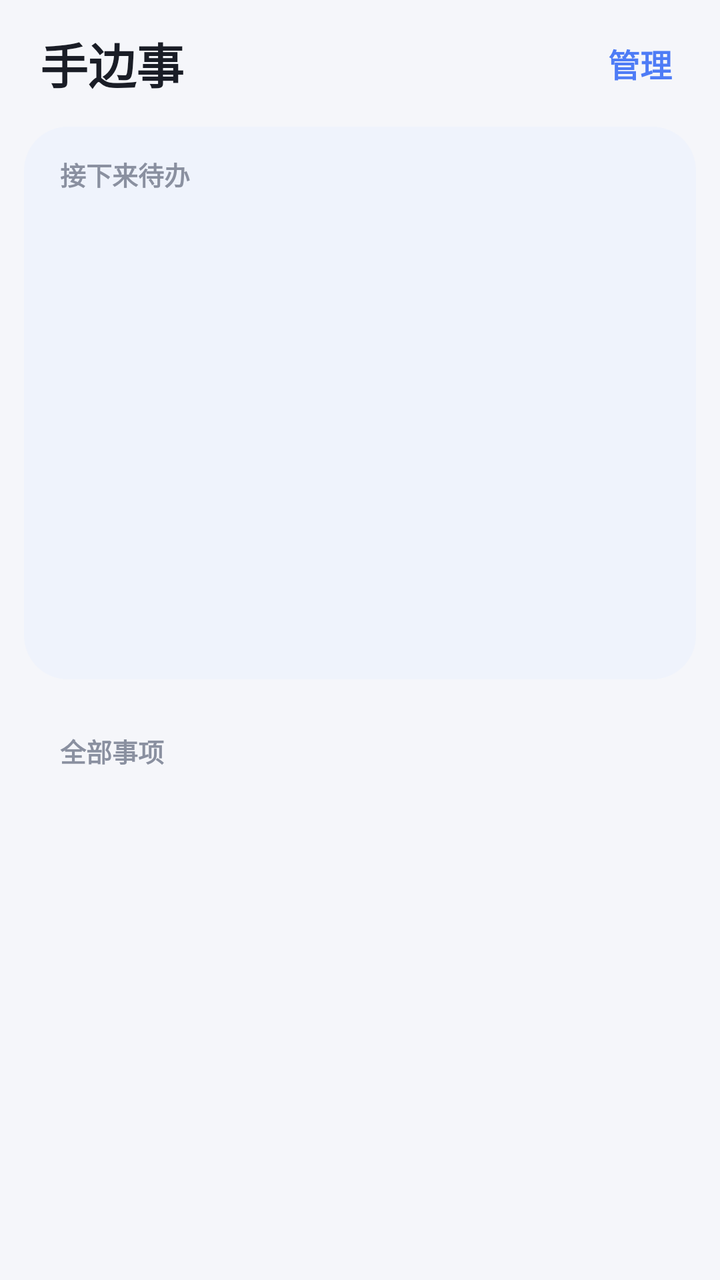
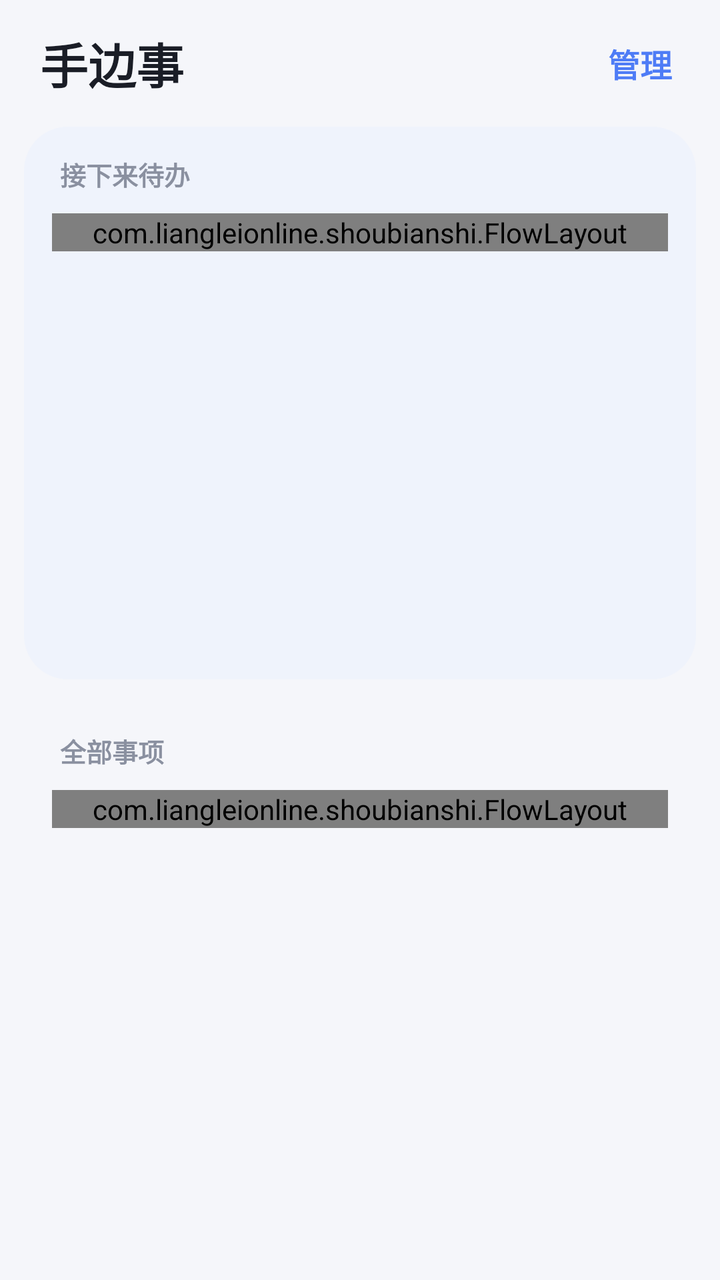

The first picture is an Android layout as it rendered before a commit; the second is the same layout after the commit. The layout source and the unified diff follow.
<!-- AndroidManifest.xml: application theme Theme.Shoubianshi -->
<!-- res/layout/activity_main.xml -->
<?xml version="1.0" encoding="utf-8"?>
<LinearLayout xmlns:android="http://schemas.android.com/apk/res/android"
    xmlns:app="http://schemas.android.com/apk/res-auto"
    android:layout_width="match_parent"
    android:layout_height="match_parent"
    android:background="@color/bg_page"
    android:fitsSystemWindows="true"
    android:orientation="vertical">

    
    <LinearLayout
        android:layout_width="match_parent"
        android:layout_height="wrap_content"
        android:gravity="center_vertical"
        android:orientation="horizontal"
        android:paddingStart="20dp"
        android:paddingEnd="12dp"
        android:paddingTop="8dp"
        android:paddingBottom="8dp">

        <TextView
            android:layout_width="0dp"
            android:layout_height="wrap_content"
            android:layout_weight="1"
            android:text="@string/app_name"
            android:textColor="@color/text_primary"
            android:textSize="24sp"
            android:textStyle="bold" />

        <TextView
            android:id="@+id/btnManage"
            android:layout_width="wrap_content"
            android:layout_height="wrap_content"
            android:background="?attr/selectableItemBackgroundBorderless"
            android:padding="12dp"
            android:text="@string/action_manage"
            android:textColor="@color/primary"
            android:textSize="16sp"
            android:textStyle="bold" />
    </LinearLayout>

    
    <LinearLayout
        android:id="@+id/zoneNow"
        android:layout_width="match_parent"
        android:layout_height="0dp"
        android:layout_weight="1"
        android:background="@drawable/bg_zone_now"
        android:orientation="vertical"
        android:padding="14dp"
        android:layout_marginStart="12dp"
        android:layout_marginEnd="12dp"
        android:layout_marginBottom="6dp">

        <TextView
            android:layout_width="wrap_content"
            android:layout_height="wrap_content"
            android:paddingStart="4dp"
            android:paddingBottom="8dp"
            android:text="@string/zone_now_title"
            android:textColor="@color/text_secondary"
            android:textSize="13sp"
            android:textStyle="bold" />

        <androidx.recyclerview.widget.RecyclerView
            android:id="@+id/nowRv"
            android:layout_width="match_parent"
            android:layout_height="0dp"
            android:layout_weight="1"
            android:clipToPadding="false"
            android:overScrollMode="never"
            android:paddingBottom="8dp"
            android:scrollbars="none" />

        <TextView
            android:id="@+id/nowEmpty"
            android:layout_width="match_parent"
            android:layout_height="0dp"
            android:layout_weight="1"
            android:gravity="center"
            android:text="@string/zone_now_empty"
            android:textColor="@color/text_tertiary"
            android:textSize="14sp"
            android:visibility="gone" />
    </LinearLayout>

    
    <LinearLayout
        android:id="@+id/zonePool"
        android:layout_width="match_parent"
        android:layout_height="0dp"
        android:layout_weight="1"
        android:layout_marginStart="12dp"
        android:layout_marginEnd="12dp"
        android:layout_marginTop="6dp"
        android:layout_marginBottom="12dp"
        android:background="@color/bg_page"
        android:orientation="vertical"
        android:padding="14dp">

        <TextView
            android:layout_width="wrap_content"
            android:layout_height="wrap_content"
            android:paddingStart="4dp"
            android:paddingBottom="8dp"
            android:text="@string/zone_pool_title"
            android:textColor="@color/text_secondary"
            android:textSize="13sp"
            android:textStyle="bold" />

        <androidx.recyclerview.widget.RecyclerView
            android:id="@+id/poolRv"
            android:layout_width="match_parent"
            android:layout_height="0dp"
            android:layout_weight="1"
            android:clipToPadding="false"
            android:overScrollMode="never"
            android:paddingBottom="8dp"
            android:scrollbars="none" />

        <TextView
            android:id="@+id/poolEmpty"
            android:layout_width="match_parent"
            android:layout_height="0dp"
            android:layout_weight="1"
            android:gravity="center"
            android:text="@string/zone_pool_empty"
            android:textColor="@color/text_tertiary"
            android:textSize="14sp"
            android:visibility="gone" />
    </LinearLayout>

</LinearLayout>
<!-- resources referenced by this layout -->
<resources>
  <color name="bg_page">#F5F6FA</color>
  <color name="primary">#4E7CF6</color>
  <color name="text_primary">#1A1D26</color>
  <color name="text_secondary">#8A90A0</color>
  <color name="text_tertiary">#B6BBC8</color>
  <!-- drawable bg_zone_now (drawable) -->
  <?xml version="1.0" encoding="utf-8"?>
  <shape xmlns:android="http://schemas.android.com/apk/res/android"
      android:shape="rectangle">
      <solid android:color="@color/bg_now_zone" />
      <corners android:radius="22dp" />
  </shape>
  <string name="action_manage">管理</string>
  <string name="app_name">手边事</string>
  <string name="zone_now_empty">还没有安排，把下面的事项拖上来吧</string>
  <string name="zone_now_title">接下来待办</string>
  <string name="zone_pool_empty">事项库是空的，去添加一些事项</string>
  <string name="zone_pool_title">全部事项</string>
  <style name="Theme.Shoubianshi" parent="Theme.Material3.Light.NoActionBar">
          <item name="colorPrimary">@color/primary</item>
          <item name="colorOnPrimary">@color/on_primary</item>
          <item name="colorSecondary">@color/primary</item>
          <item name="colorSurface">@color/bg_page</item>
          <item name="android:colorBackground">@color/bg_page</item>
          <item name="android:statusBarColor">@color/bg_page</item>
          <item name="android:windowLightStatusBar">true</item>
          <item name="android:navigationBarColor">@color/bg_page</item>
          <item name="android:windowLightNavigationBar" tools:targetApi="o_mr1">true</item>
          <item name="colorControlActivated">@color/primary</item>
      </style>
  <color name="bg_now_zone">#EFF3FC</color>
  <color name="on_primary">#FFFFFF</color>
</resources>

<!-- the commit's change to res/layout/activity_main.xml (unified diff, before → after) -->
@@ -1,133 +1,147 @@
 <?xml version="1.0" encoding="utf-8"?>
-<LinearLayout xmlns:android="http://schemas.android.com/apk/res/android"
+<FrameLayout xmlns:android="http://schemas.android.com/apk/res/android"
     xmlns:app="http://schemas.android.com/apk/res-auto"
     android:layout_width="match_parent"
     android:layout_height="match_parent"
     android:background="@color/bg_page"
-    android:fitsSystemWindows="true"
-    android:orientation="vertical">
+    android:fitsSystemWindows="true">
 
     
     <LinearLayout
         android:layout_width="match_parent"
-        android:layout_height="wrap_content"
-        android:gravity="center_vertical"
-        android:orientation="horizontal"
-        android:paddingStart="20dp"
-        android:paddingEnd="12dp"
-        android:paddingTop="8dp"
-        android:paddingBottom="8dp">
+        android:layout_height="match_parent"
+        android:orientation="vertical">
 
-        <TextView
-            android:layout_width="0dp"
+        
+        <LinearLayout
+            android:layout_width="match_parent"
             android:layout_height="wrap_content"
+            android:gravity="center_vertical"
+            android:orientation="horizontal"
+            android:paddingStart="20dp"
+            android:paddingEnd="12dp"
+            android:paddingTop="8dp"
+            android:paddingBottom="8dp">
+
+            <TextView
+                android:layout_width="0dp"
+                android:layout_height="wrap_content"
+                android:layout_weight="1"
+                android:text="@string/app_name"
+                android:textColor="@color/text_primary"
+                android:textSize="24sp"
+                android:textStyle="bold" />
+
+            <TextView
+                android:id="@+id/btnManage"
+                android:layout_width="wrap_content"
+                android:layout_height="wrap_content"
+                android:background="?attr/selectableItemBackgroundBorderless"
+                android:padding="12dp"
+                android:text="@string/action_manage"
+                android:textColor="@color/primary"
+                android:textSize="16sp"
+                android:textStyle="bold" />
+        </LinearLayout>
+
+        
+        <LinearLayout
+            android:id="@+id/zoneNow"
+            android:layout_width="match_parent"
+            android:layout_height="0dp"
             android:layout_weight="1"
-            android:text="@string/app_name"
-            android:textColor="@color/text_primary"
-            android:textSize="24sp"
-            android:textStyle="bold" />
+            android:layout_marginStart="12dp"
+            android:layout_marginEnd="12dp"
+            android:layout_marginBottom="6dp"
+            android:background="@drawable/bg_zone_now"
+            android:orientation="vertical"
+            android:padding="14dp">
 
-        <TextView
-            android:id="@+id/btnManage"
-            android:layout_width="wrap_content"
-            android:layout_height="wrap_content"
-            android:background="?attr/selectableItemBackgroundBorderless"
-            android:padding="12dp"
-            android:text="@string/action_manage"
-            android:textColor="@color/primary"
-            android:textSize="16sp"
-            android:textStyle="bold" />
+            <TextView
+                android:layout_width="wrap_content"
+                android:layout_height="wrap_content"
+                android:paddingStart="4dp"
+                android:paddingBottom="10dp"
+                android:text="@string/zone_now_title"
+                android:textColor="@color/text_secondary"
+                android:textSize="13sp"
+                android:textStyle="bold" />
+
+            <com.liangleionline.shoubianshi.FlowLayout
+                android:id="@+id/nowFlow"
+                android:layout_width="match_parent"
+                android:layout_height="wrap_content" />
+
+            <TextView
+                android:id="@+id/nowEmpty"
+                android:layout_width="match_parent"
+                android:layout_height="0dp"
+                android:layout_weight="1"
+                android:gravity="center"
+                android:text="@string/zone_now_empty"
+                android:textColor="@color/text_tertiary"
+                android:textSize="14sp"
+                android:visibility="gone" />
+        </LinearLayout>
+
+        
+        <LinearLayout
+            android:id="@+id/zonePool"
+            android:layout_width="match_parent"
+            android:layout_height="0dp"
+            android:layout_weight="1"
+            android:layout_marginStart="12dp"
+            android:layout_marginEnd="12dp"
+            android:layout_marginTop="6dp"
+            android:layout_marginBottom="12dp"
+            android:background="@color/bg_page"
+            android:orientation="vertical"
+            android:padding="14dp">
+
+            <TextView
+                android:layout_width="wrap_content"
+                android:layout_height="wrap_content"
+                android:paddingStart="4dp"
+                android:paddingBottom="10dp"
+                android:text="@string/zone_pool_title"
+                android:textColor="@color/text_secondary"
+                android:textSize="13sp"
+                android:textStyle="bold" />
+
+            <com.liangleionline.shoubianshi.FlowLayout
+                android:id="@+id/poolFlow"
+                android:layout_width="match_parent"
+                android:layout_height="wrap_content" />
+
+            <TextView
+                android:id="@+id/poolEmpty"
+                android:layout_width="match_parent"
+                android:layout_height="0dp"
+                android:layout_weight="1"
+                android:gravity="center"
+                android:text="@string/zone_pool_empty"
+                android:textColor="@color/text_tertiary"
+                android:textSize="14sp"
+                android:visibility="gone" />
+        </LinearLayout>
     </LinearLayout>
 
     
-    <LinearLayout
-        android:id="@+id/zoneNow"
-        android:layout_width="match_parent"
-        android:layout_height="0dp"
-        android:layout_weight="1"
-        android:background="@drawable/bg_zone_now"
-        android:orientation="vertical"
-        android:padding="14dp"
-        android:layout_marginStart="12dp"
-        android:layout_marginEnd="12dp"
-        android:layout_marginBottom="6dp">
+    <TextView
+        android:id="@+id/dropZone"
+        android:layout_width="wrap_content"
+        android:layout_height="60dp"
+        android:layout_gravity="bottom|center_horizontal"
+        android:layout_marginBottom="28dp"
+        android:background="@drawable/bg_dropzone"
+        android:elevation="6dp"
+        android:gravity="center"
+        android:paddingStart="40dp"
+        android:paddingEnd="40dp"
+        android:text="@string/drop_hint"
+        android:textColor="@color/on_primary"
+        android:textSize="16sp"
+        android:textStyle="bold"
+        android:visibility="gone" />
 
-        <TextView
-            android:layout_width="wrap_content"
-            android:layout_height="wrap_content"
-            android:paddingStart="4dp"
-            android:paddingBottom="8dp"
-            android:text="@string/zone_now_title"
-            android:textColor="@color/text_secondary"
-            android:textSize="13sp"
-            android:textStyle="bold" />
-
-        <androidx.recyclerview.widget.RecyclerView
-            android:id="@+id/nowRv"
-            android:layout_width="match_parent"
-            android:layout_height="0dp"
-            android:layout_weight="1"
-            android:clipToPadding="false"
-            android:overScrollMode="never"
-            android:paddingBottom="8dp"
-            android:scrollbars="none" />
-
-        <TextView
-            android:id="@+id/nowEmpty"
-            android:layout_width="match_parent"
-            android:layout_height="0dp"
-            android:layout_weight="1"
-            android:gravity="center"
-            android:text="@string/zone_now_empty"
-            android:textColor="@color/text_tertiary"
-            android:textSize="14sp"
-            android:visibility="gone" />
-    </LinearLayout>
-
-    
-    <LinearLayout
-        android:id="@+id/zonePool"
-        android:layout_width="match_parent"
-        android:layout_height="0dp"
-        android:layout_weight="1"
-        android:layout_marginStart="12dp"
-        android:layout_marginEnd="12dp"
-        android:layout_marginTop="6dp"
-        android:layout_marginBottom="12dp"
-        android:background="@color/bg_page"
-        android:orientation="vertical"
-        android:padding="14dp">
-
-        <TextView
-            android:layout_width="wrap_content"
-            android:layout_height="wrap_content"
-            android:paddingStart="4dp"
-            android:paddingBottom="8dp"
-            android:text="@string/zone_pool_title"
-            android:textColor="@color/text_secondary"
-            android:textSize="13sp"
-            android:textStyle="bold" />
-
-        <androidx.recyclerview.widget.RecyclerView
-            android:id="@+id/poolRv"
-            android:layout_width="match_parent"
-            android:layout_height="0dp"
-            android:layout_weight="1"
-            android:clipToPadding="false"
-            android:overScrollMode="never"
-            android:paddingBottom="8dp"
-            android:scrollbars="none" />
-
-        <TextView
-            android:id="@+id/poolEmpty"
-            android:layout_width="match_parent"
-            android:layout_height="0dp"
-            android:layout_weight="1"
-            android:gravity="center"
-            android:text="@string/zone_pool_empty"
-            android:textColor="@color/text_tertiary"
-            android:textSize="14sp"
-            android:visibility="gone" />
-    </LinearLayout>
-
-</LinearLayout>
+</FrameLayout>
<!-- resource entries referenced after the edit -->
@@ -5,6 +5,13 @@
   <color name="text_primary">#1A1D26</color>
   <color name="text_secondary">#8A90A0</color>
   <color name="text_tertiary">#B6BBC8</color>
+  <!-- drawable bg_dropzone (drawable) -->
+  <?xml version="1.0" encoding="utf-8"?>
+  <shape xmlns:android="http://schemas.android.com/apk/res/android"
+      android:shape="rectangle">
+      <solid android:color="@color/success" />
+      <corners android:radius="30dp" />
+  </shape>
   <!-- drawable bg_zone_now (drawable) -->
   <?xml version="1.0" encoding="utf-8"?>
   <shape xmlns:android="http://schemas.android.com/apk/res/android"
@@ -14,6 +21,7 @@
   </shape>
   <string name="action_manage">管理</string>
   <string name="app_name">手边事</string>
+  <string name="drop_hint">拖到这里完成</string>
   <string name="zone_now_empty">还没有安排，把下面的事项拖上来吧</string>
   <string name="zone_now_title">接下来待办</string>
   <string name="zone_pool_empty">事项库是空的，去添加一些事项</string>
@@ -30,6 +38,7 @@
           <item name="android:windowLightNavigationBar" tools:targetApi="o_mr1">true</item>
           <item name="colorControlActivated">@color/primary</item>
       </style>
+  <color name="success">#2FB56C</color>
   <color name="bg_now_zone">#EFF3FC</color>
   <color name="on_primary">#FFFFFF</color>
 </resources>
